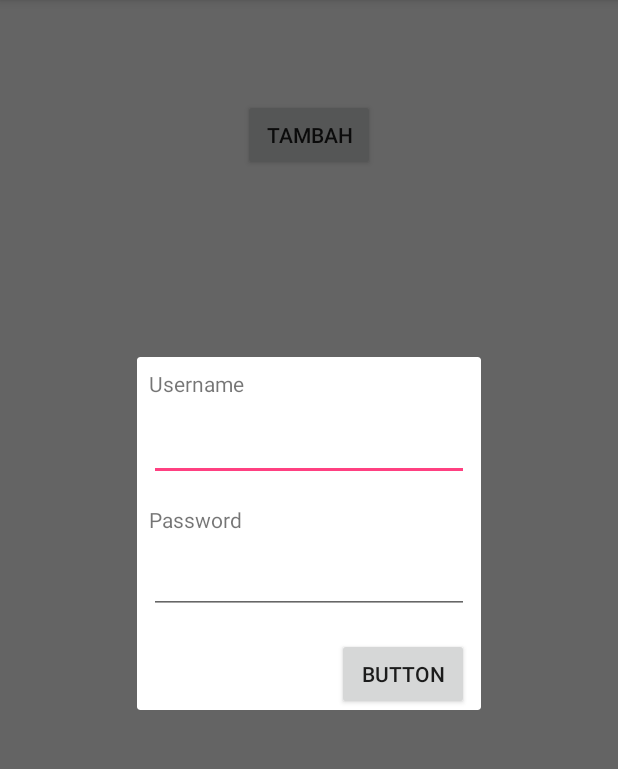
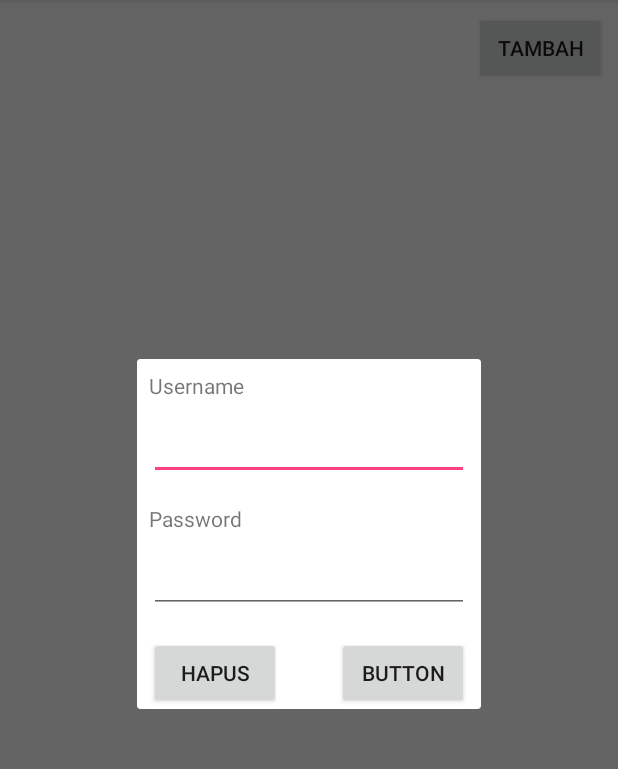
Before and after one commit to kido1611/FirebaseExample, an Android app: the screen it shows after launch (MainActivity), after a tap on "TAMBAH", on a phone screen of 412 x 824 dp, the part 84-853 px from its top. Run offline under Robolectric (Android 15) with nearby library versions, the phone set to English and light mode, and no system bars; our stand-ins replace Firebase (no records; nobody signed in at launch, a user with empty details on screens opened directly).

Commit message:
Read, Update, Delete

```diff
--- a/app/src/main/java/id/kido1611/firebase/example/MainActivity.java
+++ b/app/src/main/java/id/kido1611/firebase/example/MainActivity.java
@@ -8,14 +8,19 @@ import android.util.Log;
 import android.view.LayoutInflater;
 import android.view.View;
 import android.view.ViewGroup;
+import android.widget.AdapterView;
 import android.widget.Button;
 import android.widget.EditText;
+import android.widget.ListView;
 
 import com.google.firebase.database.DataSnapshot;
 import com.google.firebase.database.DatabaseError;
 import com.google.firebase.database.DatabaseReference;
 import com.google.firebase.database.FirebaseDatabase;
 import com.google.firebase.database.ValueEventListener;
+
+import java.util.ArrayList;
+import java.util.List;
 
 import id.kido1611.firebase.example.model.Users;
 
@@ -24,9 +29,12 @@ public class MainActivity extends AppCompatActivity {
     public static String TAG = "Firebase";
 
     private Button mButtonTambah;
+    private ListView mListView;
 
     private FirebaseDatabase mDatabase;
     private DatabaseReference mDatabaseReference;
+    private List<Users> userLists = new ArrayList<Users>();
+    UserListAdapter adapter;
 
     @Override
     protected void onCreate(Bundle savedInstanceState) {
@@ -34,18 +42,33 @@ public class MainActivity extends AppCompatActivity {
         setContentView(R.layout.activity_main);
 
         mButtonTambah = (Button) findViewById(R.id.buttonTambah);
+        mListView = (ListView) findViewById(R.id.list);
 
         mDatabase = FirebaseDatabase.getInstance();
         mDatabaseReference = mDatabase.getReference("CRUD");
 
+        adapter = new UserListAdapter(this, userLists);
+        mListView.setAdapter(adapter);
 
-        Users userBaru = new Users("Ahmad", "tes");
-        mDatabaseReference.child("users").child(String.valueOf(userBaru.hashCode())).setValue(userBaru);
+        mListView.setOnItemClickListener(new AdapterView.OnItemClickListener() {
+            @Override
+            public void onItemClick(AdapterView<?> parent, View view, int position, long id) {
+                DialogTambahUser dialog_add = new DialogTambahUser();
+                dialog_add.setDatabaseRef(mDatabaseReference);
+                dialog_add.setUser(userLists.get(position));
+                dialog_add.show(getSupportFragmentManager(), "TambahUser");
+            }
+        });
 
         mDatabaseReference.addValueEventListener(new ValueEventListener() {
             @Override
             public void onDataChange(DataSnapshot dataSnapshot) {
-                Log.d(TAG, dataSnapshot.getValue().toString());
+                Log.e("abdu", "jumlah: "+String.valueOf(dataSnapshot.child("users").getChildrenCount()));
+                userLists.clear();
+                for(DataSnapshot data : dataSnapshot.child("users").getChildren()){
+                    userLists.add(data.getValue(Users.class));
+                }
+                adapter.notifyDataSetChanged();
             }
 
             @Override
@@ -70,8 +93,19 @@ public class MainActivity extends AppCompatActivity {
         private EditText mEditUsername;
         private EditText mEditPassword;
         private Button mButtonTambah;
+        private Button mButtonHapus;
 
         private DatabaseReference mRef;
+        private Users currentUsers;
+
+        @Override
+        public void onCreate(@Nullable Bundle savedInstanceState) {
+            super.onCreate(savedInstanceState);
+        }
+
+        public void setUser(Users user){
+            currentUsers = user;
+        }
 
         public void setDatabaseRef(DatabaseReference ref){
             this.mRef = ref;
@@ -85,18 +119,35 @@ public class MainActivity extends AppCompatActivity {
             mEditUsername = (EditText) rootView.findViewById(R.id.editText);
             mEditPassword = (EditText) rootView.findViewById(R.id.editText2);
             mButtonTambah = (Button) rootView.findViewById(R.id.button2);
+            mButtonHapus = (Button) rootView.findViewById(R.id.button3);
+
+            if(currentUsers!=null){
+                mEditUsername.setText(currentUsers.getUsername());
+                mEditPassword.setText(currentUsers.getPassword());
+            }
 
             mButtonTambah.setOnClickListener(new View.OnClickListener() {
                 @Override
                 public void onClick(View v) {
-                    Users newUsers = new Users();
-                    newUsers.setUsername(mEditUsername.getText().toString());
-                    newUsers.setPassword(mEditPassword.getText().toString());
+                    if(currentUsers==null){
+                        currentUsers = new Users();
+                        currentUsers.setKey(null);
+                    }
+                    currentUsers.setUsername(mEditUsername.getText().toString());
+                    currentUsers.setPassword(mEditPassword.getText().toString());
 
-                    mRef.child("users").child(String.valueOf(newUsers.hashCode())).setValue(newUsers);
-
+                    if(currentUsers.getKey()==null){
+                        currentUsers.setKey(String.valueOf(currentUsers.hashCode()));
+                    }
+                    mRef.child("users").child(currentUsers.getKey()).setValue(currentUsers);
                     dismiss();
-
+                }
+            });
+            mButtonHapus.setOnClickListener(new View.OnClickListener() {
+                @Override
+                public void onClick(View v) {
+                    mRef.child("users").child(currentUsers.getKey()).removeValue();
+                    dismiss();
                 }
             });
 
--- /dev/null
+++ b/app/src/main/java/id/kido1611/firebase/example/UserListAdapter.java
@@ -0,0 +1,55 @@
+package id.kido1611.firebase.example;
+
+import android.content.Context;
+import android.view.LayoutInflater;
+import android.view.View;
+import android.view.ViewGroup;
+import android.widget.ArrayAdapter;
+import android.widget.BaseAdapter;
+import android.widget.TextView;
+
+import org.w3c.dom.Text;
+
+import java.util.List;
+
+import id.kido1611.firebase.example.model.Users;
+
+/**
+ * Created by abdusy on 09/04/17.
+ */
+
+public class UserListAdapter extends BaseAdapter {
+
+    private Context mContext;
+    private List<Users> mUsersList;
+
+    public UserListAdapter(Context ctx, List<Users> user){
+        mContext = ctx;
+        mUsersList = user;
+    }
+
+    @Override
+    public int getCount() {
+        return mUsersList.size();
+    }
+
+    @Override
+    public Object getItem(int position) {
+        return mUsersList.get(position);
+    }
+
+    @Override
+    public long getItemId(int position) {
+        return position;
+    }
+
+    @Override
+    public View getView(int position, View convertView, ViewGroup parent) {
+        View rootView = LayoutInflater.from(mContext).inflate(android.R.layout.simple_list_item_1, null, false);
+        TextView title = (TextView) rootView.findViewById(android.R.id.text1);
+        Users currentUser = mUsersList.get(position);
+
+        title.setText(currentUser.getUsername());
+        return rootView;
+    }
+}
--- a/app/src/main/res/layout/activity_main.xml
+++ b/app/src/main/res/layout/activity_main.xml
@@ -19,6 +19,19 @@
         app:layout_constraintLeft_toLeftOf="parent"
         app:layout_constraintRight_toRightOf="parent"
         app:layout_constraintTop_toTopOf="parent"
-        app:layout_constraintVertical_bias="0.082" />
+        app:layout_constraintVertical_bias="0.0"
+        app:layout_constraintHorizontal_bias="1.0"
+        android:layout_marginStart="8dp"
+        android:layout_marginEnd="8dp" />
+
+    <ListView
+        android:id="@+id/list"
+        android:layout_width="368dp"
+        android:layout_height="0dp"
+        android:layout_marginBottom="8dp"
+        android:layout_marginTop="8dp"
+        app:layout_constraintBottom_toBottomOf="parent"
+        app:layout_constraintTop_toBottomOf="@+id/buttonTambah"
+        tools:layout_editor_absoluteX="8dp" />
 
 </android.support.constraint.ConstraintLayout>
--- a/app/src/main/res/layout/dialog_add.xml
+++ b/app/src/main/res/layout/dialog_add.xml
@@ -24,10 +24,10 @@
         android:layout_height="wrap_content"
         android:layout_marginLeft="8dp"
         android:layout_marginRight="8dp"
-        android:layout_marginTop="10dp"
+        android:layout_marginTop="8dp"
         android:ems="10"
         android:inputType="textPersonName"
-        app:layout_constraintHorizontal_bias="0.006"
+        app:layout_constraintHorizontal_bias="1.0"
         app:layout_constraintLeft_toLeftOf="parent"
         app:layout_constraintRight_toRightOf="parent"
         app:layout_constraintTop_toBottomOf="@+id/textView" />
@@ -71,4 +71,17 @@
         android:layout_marginLeft="8dp"
         app:layout_constraintLeft_toLeftOf="parent"
         app:layout_constraintHorizontal_bias="1.0" />
+
+    <Button
+        android:id="@+id/button3"
+        android:layout_width="wrap_content"
+        android:layout_height="wrap_content"
+        android:layout_marginLeft="8dp"
+        android:layout_marginRight="8dp"
+        android:layout_marginTop="16dp"
+        android:text="Hapus"
+        app:layout_constraintHorizontal_bias="0.0"
+        app:layout_constraintLeft_toLeftOf="parent"
+        app:layout_constraintRight_toRightOf="parent"
+        app:layout_constraintTop_toBottomOf="@+id/editText2" />
 </android.support.constraint.ConstraintLayout>
```
Also changed, not shown: app/src/main/java/id/kido1611/firebase/example/model/Users.java (+10 -0 lines).
